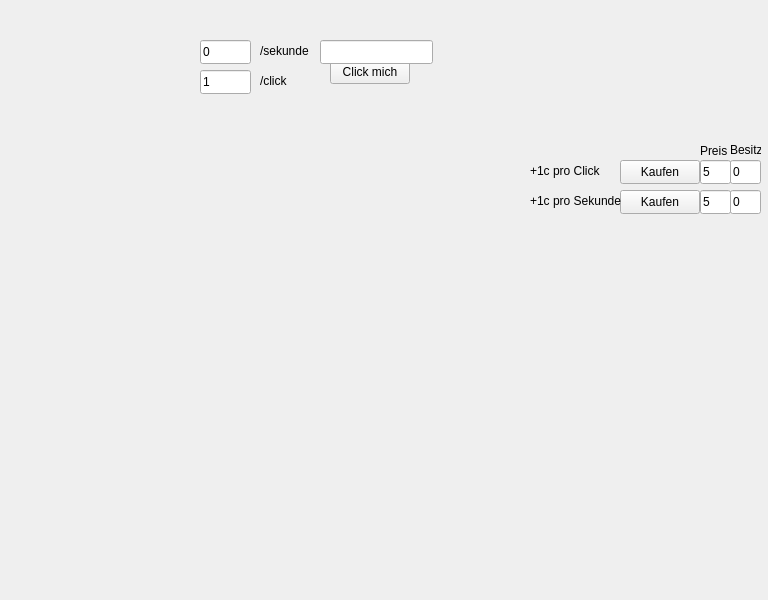
This is mainwindow.ui in LuisKoch03/Bonusprojekt as Qt 5 draws it before an edit. The edited form follows.
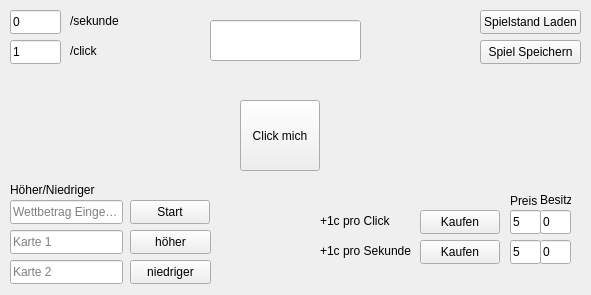
This is the edited form.

Patch:
```diff
--- a/mainwindow.ui
+++ b/mainwindow.ui
@@ -6,10 +6,22 @@
    <rect>
     <x>0</x>
     <y>0</y>
-    <width>768</width>
-    <height>600</height>
+    <width>591</width>
+    <height>295</height>
    </rect>
   </property>
+  <property name="minimumSize">
+   <size>
+    <width>591</width>
+    <height>295</height>
+   </size>
+  </property>
+  <property name="maximumSize">
+   <size>
+    <width>591</width>
+    <height>295</height>
+   </size>
+  </property>
   <property name="windowTitle">
    <string>MainWindow</string>
   </property>
@@ -17,10 +29,10 @@
    <widget class="QPushButton" name="clickMich">
     <property name="geometry">
      <rect>
-      <x>330</x>
-      <y>60</y>
+      <x>240</x>
+      <y>100</y>
       <width>80</width>
-      <height>24</height>
+      <height>71</height>
      </rect>
     </property>
     <property name="text">
@@ -30,12 +42,18 @@
    <widget class="QLineEdit" name="clicks">
     <property name="geometry">
      <rect>
-      <x>320</x>
-      <y>40</y>
-      <width>113</width>
-      <height>24</height>
+      <x>210</x>
+      <y>20</y>
+      <width>151</width>
+      <height>41</height>
      </rect>
     </property>
+    <property name="autoFillBackground">
+     <bool>true</bool>
+    </property>
+    <property name="alignment">
+     <set>Qt::AlignCenter</set>
+    </property>
     <property name="readOnly">
      <bool>true</bool>
     </property>
@@ -43,8 +61,8 @@
    <widget class="QPushButton" name="extraClickKauf">
     <property name="geometry">
      <rect>
-      <x>620</x>
-      <y>160</y>
+      <x>420</x>
+      <y>210</y>
       <width>80</width>
       <height>24</height>
      </rect>
@@ -56,8 +74,8 @@
    <widget class="QLabel" name="label_2">
     <property name="geometry">
      <rect>
-      <x>530</x>
-      <y>160</y>
+      <x>320</x>
+      <y>210</y>
       <width>91</width>
       <height>21</height>
      </rect>
@@ -69,8 +87,8 @@
    <widget class="QLineEdit" name="extraClickPreis">
     <property name="geometry">
      <rect>
-      <x>700</x>
-      <y>160</y>
+      <x>510</x>
+      <y>210</y>
       <width>31</width>
       <height>24</height>
      </rect>
@@ -85,8 +103,8 @@
    <widget class="QLineEdit" name="extraClickBesitz">
     <property name="geometry">
      <rect>
-      <x>730</x>
-      <y>160</y>
+      <x>540</x>
+      <y>210</y>
       <width>31</width>
       <height>24</height>
      </rect>
@@ -101,8 +119,8 @@
    <widget class="QLineEdit" name="clicksProSek">
     <property name="geometry">
      <rect>
-      <x>200</x>
-      <y>40</y>
+      <x>10</x>
+      <y>10</y>
       <width>51</width>
       <height>24</height>
      </rect>
@@ -110,12 +128,15 @@
     <property name="text">
      <string>0</string>
     </property>
+    <property name="readOnly">
+     <bool>true</bool>
+    </property>
    </widget>
    <widget class="QLineEdit" name="clicksProClick">
     <property name="geometry">
      <rect>
-      <x>200</x>
-      <y>70</y>
+      <x>10</x>
+      <y>40</y>
       <width>51</width>
       <height>24</height>
      </rect>
@@ -123,12 +144,15 @@
     <property name="text">
      <string>1</string>
     </property>
+    <property name="readOnly">
+     <bool>true</bool>
+    </property>
    </widget>
    <widget class="QLabel" name="label_3">
     <property name="geometry">
      <rect>
-      <x>260</x>
-      <y>70</y>
+      <x>70</x>
+      <y>40</y>
       <width>31</width>
       <height>21</height>
      </rect>
@@ -140,8 +164,8 @@
    <widget class="QLabel" name="label_4">
     <property name="geometry">
      <rect>
-      <x>700</x>
-      <y>140</y>
+      <x>510</x>
+      <y>190</y>
       <width>31</width>
       <height>21</height>
      </rect>
@@ -153,8 +177,8 @@
    <widget class="QLabel" name="label_5">
     <property name="geometry">
      <rect>
-      <x>730</x>
-      <y>140</y>
+      <x>540</x>
+      <y>190</y>
       <width>31</width>
       <height>20</height>
      </rect>
@@ -166,8 +190,8 @@
    <widget class="QPushButton" name="autoClickKauf">
     <property name="geometry">
      <rect>
-      <x>620</x>
-      <y>190</y>
+      <x>420</x>
+      <y>240</y>
       <width>80</width>
       <height>24</height>
      </rect>
@@ -179,8 +203,8 @@
    <widget class="QLineEdit" name="autoClickPreis">
     <property name="geometry">
      <rect>
-      <x>700</x>
-      <y>190</y>
+      <x>510</x>
+      <y>240</y>
       <width>31</width>
       <height>24</height>
      </rect>
@@ -195,8 +219,8 @@
    <widget class="QLabel" name="label_6">
     <property name="geometry">
      <rect>
-      <x>530</x>
-      <y>190</y>
+      <x>320</x>
+      <y>240</y>
       <width>91</width>
       <height>21</height>
      </rect>
@@ -208,8 +232,8 @@
    <widget class="QLineEdit" name="autoClickBesitz">
     <property name="geometry">
      <rect>
-      <x>730</x>
-      <y>190</y>
+      <x>540</x>
+      <y>240</y>
       <width>31</width>
       <height>24</height>
      </rect>
@@ -224,8 +248,8 @@
    <widget class="QLabel" name="sasdasdasd">
     <property name="geometry">
      <rect>
-      <x>260</x>
-      <y>40</y>
+      <x>70</x>
+      <y>10</y>
       <width>49</width>
       <height>21</height>
      </rect>
@@ -234,6 +258,135 @@
      <string>/sekunde</string>
     </property>
    </widget>
+   <widget class="QLineEdit" name="wettBetrag">
+    <property name="geometry">
+     <rect>
+      <x>10</x>
+      <y>200</y>
+      <width>113</width>
+      <height>24</height>
+     </rect>
+    </property>
+    <property name="text">
+     <string/>
+    </property>
+    <property name="placeholderText">
+     <string>Wettbetrag Eingeben</string>
+    </property>
+   </widget>
+   <widget class="QLineEdit" name="karte1">
+    <property name="geometry">
+     <rect>
+      <x>10</x>
+      <y>230</y>
+      <width>113</width>
+      <height>24</height>
+     </rect>
+    </property>
+    <property name="text">
+     <string/>
+    </property>
+    <property name="readOnly">
+     <bool>true</bool>
+    </property>
+    <property name="placeholderText">
+     <string>Karte 1</string>
+    </property>
+   </widget>
+   <widget class="QLineEdit" name="karte2">
+    <property name="geometry">
+     <rect>
+      <x>10</x>
+      <y>260</y>
+      <width>113</width>
+      <height>24</height>
+     </rect>
+    </property>
+    <property name="readOnly">
+     <bool>true</bool>
+    </property>
+    <property name="placeholderText">
+     <string>Karte 2</string>
+    </property>
+   </widget>
+   <widget class="QPushButton" name="wetteStart">
+    <property name="geometry">
+     <rect>
+      <x>130</x>
+      <y>200</y>
+      <width>80</width>
+      <height>24</height>
+     </rect>
+    </property>
+    <property name="text">
+     <string>Start</string>
+    </property>
+   </widget>
+   <widget class="QPushButton" name="hoeher">
+    <property name="geometry">
+     <rect>
+      <x>130</x>
+      <y>230</y>
+      <width>81</width>
+      <height>24</height>
+     </rect>
+    </property>
+    <property name="text">
+     <string>höher</string>
+    </property>
+   </widget>
+   <widget class="QPushButton" name="niedriger">
+    <property name="geometry">
+     <rect>
+      <x>130</x>
+      <y>260</y>
+      <width>81</width>
+      <height>24</height>
+     </rect>
+    </property>
+    <property name="text">
+     <string>niedriger</string>
+    </property>
+   </widget>
+   <widget class="QLabel" name="ergebniss">
+    <property name="geometry">
+     <rect>
+      <x>10</x>
+      <y>180</y>
+      <width>91</width>
+      <height>20</height>
+     </rect>
+    </property>
+    <property name="text">
+     <string>Höher/Niedriger</string>
+    </property>
+   </widget>
+   <widget class="QPushButton" name="spielLaden">
+    <property name="geometry">
+     <rect>
+      <x>480</x>
+      <y>10</y>
+      <width>101</width>
+      <height>24</height>
+     </rect>
+    </property>
+    <property name="text">
+     <string>Spielstand Laden</string>
+    </property>
+   </widget>
+   <widget class="QPushButton" name="spielSpeichern">
+    <property name="geometry">
+     <rect>
+      <x>480</x>
+      <y>40</y>
+      <width>101</width>
+      <height>24</height>
+     </rect>
+    </property>
+    <property name="text">
+     <string>Spiel Speichern</string>
+    </property>
+   </widget>
   </widget>
  </widget>
  <resources/>
```
